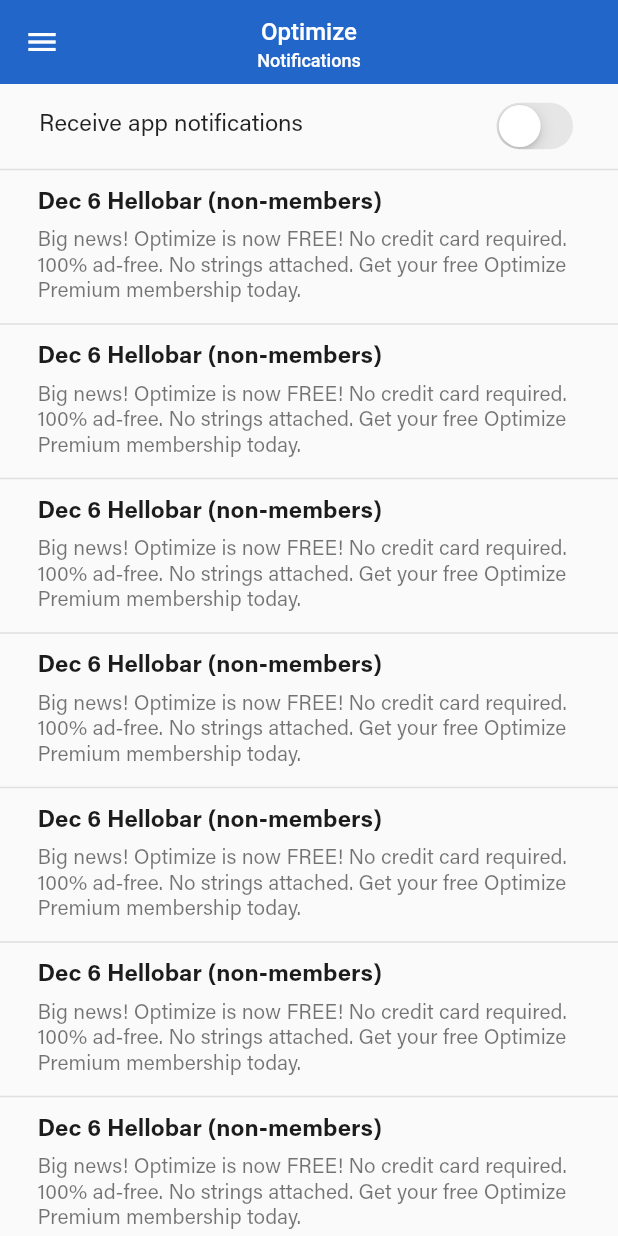
After one commit to nyihtutzaw/martin_learning, a Flutter app: the Noti screen opened by its route, on a phone screen of 412 x 824 dp. The commit adds this screen. Run offline on Flutter 3.47's test engine with Material 2 defaults, Android fonts, the light colour scheme and no system bars; network calls fail.

Commit message:
[NotiScreen] Finish UI

```diff
--- a/lib/main.dart
+++ b/lib/main.dart
@@ -6,6 +6,7 @@
 import 'onboarding.dart';
 import 'home.dart';
 import 'screens/featured_full.dart';
+import 'screens/noti.dart';
 
 void main() {
   WidgetsFlutterBinding.ensureInitialized();
@@ -52,6 +53,7 @@
         "/": (BuildContext context) => const Onboarding(),
         "/home": (BuildContext context) => const Home(),
         "/featured": (BuildContext context) => const FeaturedFull(),
+        "/noti": (BuildContext context) => const Noti(),
       },
     );
   }
--- /dev/null
+++ b/lib/screens/noti.dart
@@ -0,0 +1,107 @@
+import 'package:flutter/cupertino.dart';
+import 'package:flutter/material.dart';
+
+import '../constants/active_constants.dart';
+
+import '../widgets/minor_app_bar.dart';
+import '../widgets/my_drawer.dart';
+
+class Noti extends StatefulWidget {
+  const Noti({Key? key}) : super(key: key);
+
+  @override
+  _NotiState createState() => _NotiState();
+}
+
+class _NotiState extends State<Noti> {
+  bool _noti = false;
+
+  @override
+  Widget build(BuildContext context) {
+    return Scaffold(
+      appBar: const MinorAppBar(title: 'Notifications'),
+      drawer: const MyDrawer(),
+      body: Column(
+        children: [
+          MergeSemantics(
+            child: Padding(
+              padding: const EdgeInsets.symmetric(
+                horizontal: 10.0,
+                vertical: 0.0,
+              ),
+              child: ListTile(
+                title: const Text('Receive app notifications'),
+                trailing: CupertinoSwitch(
+                  activeColor: activeColors.primary,
+                  value: _noti,
+                  onChanged: (bool value) {
+                    setState(() {
+                      _noti = value;
+                    });
+                    print(_noti);
+                  },
+                ),
+                // onTap: () {
+                //   setState(() {
+                //     _noti = !_noti;
+                //   });
+                // },
+              ),
+            ),
+          ),
+          Divider(
+            height: 2.0,
+            thickness: 1.0,
+            color: activeColors.grey,
+          ),
+          Expanded(
+            child: ListView.builder(
+              itemCount: 10,
+              itemBuilder: (context, index) {
+                return const NotiTile();
+              },
+            ),
+          ),
+        ],
+      ),
+    );
+  }
+}
+
+class NotiTile extends StatelessWidget {
+  const NotiTile({
+    Key? key,
+  }) : super(key: key);
+
+  @override
+  Widget build(BuildContext context) {
+    return Column(
+      children: [
+        const SizedBox(height: 5.0),
+        ListTile(
+          contentPadding: const EdgeInsets.symmetric(
+            horizontal: 25.0,
+            vertical: 3.0,
+          ),
+          title: Text(
+            'Dec 6 Hellobar (non-members)',
+            style: activeTextStyles.title.copyWith(
+              fontSize: 16.0,
+            ),
+          ),
+          subtitle: const Padding(
+            padding: EdgeInsets.only(top: 7.0),
+            child: Text(
+                'Big news! Optimize is now FREE! No credit card required. 100% ad-free. No strings attached. Get your free Optimize Premium membership today.'),
+          ),
+        ),
+        const SizedBox(height: 5.0),
+        Divider(
+          height: 2.0,
+          thickness: 1.0,
+          color: activeColors.grey,
+        ),
+      ],
+    );
+  }
+}
--- a/lib/widgets/home_app_bar.dart
+++ b/lib/widgets/home_app_bar.dart
@@ -1,6 +1,6 @@
 import 'package:flutter/material.dart';
-import 'package:optimize/constants/active_constants.dart';
 
+import '../constants/active_constants.dart';
 import '../screens/search.dart';
 
 class HomeAppBar extends StatelessWidget implements PreferredSizeWidget {
--- /dev/null
+++ b/lib/widgets/minor_app_bar.dart
@@ -0,0 +1,46 @@
+import 'package:flutter/material.dart';
+
+import '../constants/active_constants.dart';
+
+class MinorAppBar extends StatelessWidget implements PreferredSizeWidget {
+  const MinorAppBar({
+    Key? key,
+    required this.title,
+  }) : super(key: key);
+
+  final String title;
+
+  @override
+  Size get preferredSize => const Size.fromHeight(56.0);
+  @override
+  Widget build(BuildContext context) {
+    return Column(
+      mainAxisAlignment: MainAxisAlignment.center,
+      children: [
+        AppBar(
+          backgroundColor: activeColors.primary,
+          elevation: 0.0,
+          centerTitle: true,
+          titleSpacing: 0.0,
+          titleTextStyle: const TextStyle(
+            fontSize: 16.0,
+            fontWeight: FontWeight.w500,
+          ),
+          title: Column(
+            children: [
+              const SizedBox(height: 3.0),
+              const Text('Optimize'),
+              const SizedBox(height: 3.0),
+              Text(
+                title,
+                style: const TextStyle(
+                  fontSize: 12.0,
+                ),
+              ),
+            ],
+          ),
+        ),
+      ],
+    );
+  }
+}
```
